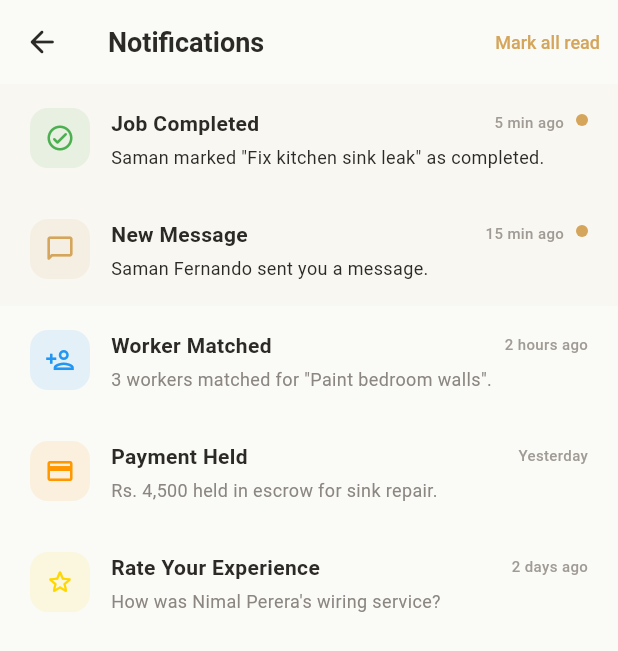
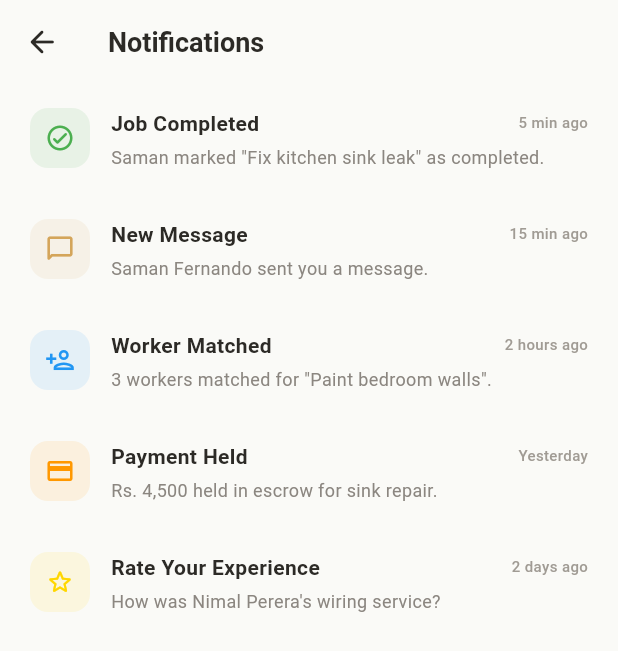
Before and after one commit to NSBM-SE-Projects/doer, a Flutter app: the NotificationsScreen screen opened by its route, after a tap on "Mark all read", on a phone screen of 412 x 824 dp. Shown: the top 651 px of the screen. Run offline on Flutter 3.47's test engine with Material 3 defaults, Android fonts, the phone set to English and light mode, and no system bars; our stand-ins replace firebase_auth, firebase_core; accounts and stored records are empty; Roboto replaces fonts that are missing (PlusJakartaSans).

Commit message:
fix(customer): make notifications tappable with type-based navigation and mark all read

```diff
--- a/apps/mobile-customer/lib/core/router/app_router.dart
+++ b/apps/mobile-customer/lib/core/router/app_router.dart
@@ -12,7 +12,8 @@ import '../../features/workers/screens/worker_screens.dart';
 import '../../features/payments/screens/payment_screens.dart';
 import '../../features/reviews/screens/review_notification_screens.dart';
 import '../../features/profile/screens/profile_screens.dart';
-
+import '../../features/jobs/screens/my_jobs_screen.dart';
+import '../../features/messaging/screens/messaging_screens.dart';
 // ──────────────────────────────────────────────────────────────
 // APP ROUTER
 // Central place for all route names and navigation logic.
@@ -42,7 +43,10 @@ class AppRoutes {
 // Route generator — MaterialApp calls this for every Navigator.pushNamed()
 Route<dynamic> generateRoute(RouteSettings settings) {
   switch (settings.name) {
-    case AppRoutes.splash:
+    case '/job-detail':
+      return _buildRoute(const JobDetailScreen());
+    case '/chat':
+      return _buildRoute(const ChatScreen());case AppRoutes.splash:
       return _buildRoute(const SplashScreen());
     case AppRoutes.onboarding:
       return _buildRoute(const OnboardingScreen());
--- a/apps/mobile-customer/lib/features/reviews/screens/review_notification_screens.dart
+++ b/apps/mobile-customer/lib/features/reviews/screens/review_notification_screens.dart
@@ -153,19 +153,99 @@ class _RateReviewScreenState extends State<RateReviewScreen> {
 
 // ──────────────────────────────────────────────────────────────
 // NOTIFICATIONS SCREEN
-// Shows all platform notifications grouped by type:
-//   - Job completed (green)
-//   - New message (gold)
-//   - Worker matched (blue)
-//   - Payment held (orange)
-//   - Rate experience (gold star)
-// Unread items have subtle tint + dot indicator.
+// Each notification has a type that determines where it navigates.
+// Types: job_completed, new_message, worker_matched, payment, rate
+// "Mark all read" clears all unread indicators.
 // ──────────────────────────────────────────────────────────────
-class NotificationsScreen extends StatelessWidget {
+class NotificationsScreen extends StatefulWidget {
   const NotificationsScreen({super.key});
 
   @override
+  State<NotificationsScreen> createState() => _NotificationsScreenState();
+}
+
+class _NotificationsScreenState extends State<NotificationsScreen> {
+  // Mock notification data — will come from API/FCM later
+  final List<_NotifData> _notifications = [
+    _NotifData(
+      type: 'job_completed',
+      icon: Icons.check_circle_outline_rounded,
+      iconColor: AppColors.success,
+      title: 'Job Completed',
+      subtitle: 'Saman marked "Fix kitchen sink leak" as completed.',
+      time: '5 min ago',
+      unread: true,
+    ),
+    _NotifData(
+      type: 'new_message',
+      icon: Icons.chat_bubble_outline_rounded,
+      iconColor: AppColors.primary,
+      title: 'New Message',
+      subtitle: 'Saman Fernando sent you a message.',
+      time: '15 min ago',
+      unread: true,
+    ),
+    _NotifData(
+      type: 'worker_matched',
+      icon: Icons.person_add_outlined,
+      iconColor: AppColors.info,
+      title: 'Worker Matched',
+      subtitle: '3 workers matched for "Paint bedroom walls".',
+      time: '2 hours ago',
+      unread: false,
+    ),
+    _NotifData(
+      type: 'payment',
+      icon: Icons.payment_outlined,
+      iconColor: AppColors.warning,
+      title: 'Payment Held',
+      subtitle: 'Rs. 4,500 held in escrow for sink repair.',
+      time: 'Yesterday',
+      unread: false,
+    ),
+    _NotifData(
+      type: 'rate',
+      icon: Icons.star_outline_rounded,
+      iconColor: AppColors.badgeGold,
+      title: 'Rate Your Experience',
+      subtitle: 'How was Nimal Perera\'s wiring service?',
+      time: '2 days ago',
+      unread: false,
+    ),
+  ];
+
+  void _markAllRead() {
+    setState(() {
+      for (final notif in _notifications) {
+        notif.unread = false;
+      }
+    });
+  }
+
+  void _handleNotifTap(_NotifData notif) {
+    // Mark this one as read
+    setState(() => notif.unread = false);
+
+    // Navigate based on notification type
+    switch (notif.type) {
+      case 'job_completed':
+      case 'worker_matched':
+      case 'payment':
+        Navigator.pushNamed(context, '/job-detail');
+        break;
+      case 'new_message':
+        Navigator.pushNamed(context, '/chat');
+        break;
+      case 'rate':
+        Navigator.pushNamed(context, '/review');
+        break;
+    }
+  }
+
+  @override
   Widget build(BuildContext context) {
+    final unreadCount = _notifications.where((n) => n.unread).length;
+
     return Scaffold(
       backgroundColor: AppColors.background,
       appBar: AppBar(
@@ -175,91 +255,93 @@ class NotificationsScreen extends StatelessWidget {
         ),
         title: const Text('Notifications'),
         actions: [
+          if (unreadCount > 0)
             TextButton(
-            onPressed: () {},
-            child: Text('Mark all read',
+              onPressed: _markAllRead,
+              child: Text(
+                'Mark all read',
                 style: AppTypography.labelMedium
-                    .copyWith(color: AppColors.primary)),
+                    .copyWith(color: AppColors.primary),
+              ),
             ),
         ],
       ),
-      body: ListView(
-        children: [
-          _NotifItem(
-              icon: Icons.check_circle_outline_rounded,
-              iconColor: AppColors.success,
-              title: 'Job Completed',
-              subtitle:
-                  'Saman marked "Fix kitchen sink leak" as completed.',
-              time: '5 min ago',
-              unread: true),
-          _NotifItem(
-              icon: Icons.chat_bubble_outline_rounded,
-              iconColor: AppColors.primary,
-              title: 'New Message',
-              subtitle: 'Saman Fernando sent you a message.',
-              time: '15 min ago',
-              unread: true),
-          _NotifItem(
-              icon: Icons.person_add_outlined,
-              iconColor: AppColors.info,
-              title: 'Worker Matched',
-              subtitle:
-                  '3 workers matched for "Paint bedroom walls".',
-              time: '2 hours ago'),
-          _NotifItem(
-              icon: Icons.payment_outlined,
-              iconColor: AppColors.warning,
-              title: 'Payment Held',
-              subtitle: 'Rs. 4,500 held in escrow for sink repair.',
-              time: 'Yesterday'),
-          _NotifItem(
-              icon: Icons.star_outline_rounded,
-              iconColor: AppColors.badgeGold,
-              title: 'Rate Your Experience',
-              subtitle: 'How was Nimal Perera\'s wiring service?',
-              time: '2 days ago'),
-        ],
+      body: _notifications.isEmpty
+          ? const EmptyState(
+              icon: '🔔',
+              title: 'No notifications',
+              subtitle: 'You\'re all caught up!',
+            )
+          : ListView.builder(
+              itemCount: _notifications.length,
+              itemBuilder: (context, index) {
+                final notif = _notifications[index];
+                return _NotifItem(
+                  notif: notif,
+                  onTap: () => _handleNotifTap(notif),
+                );
+              },
             ),
     );
   }
 }
 
-class _NotifItem extends StatelessWidget {
+// Data class for a single notification
+class _NotifData {
+  final String type;
   final IconData icon;
   final Color iconColor;
   final String title;
   final String subtitle;
   final String time;
-  final bool unread;
+  bool unread;
 
-  const _NotifItem({
+  _NotifData({
+    required this.type,
     required this.icon,
     required this.iconColor,
     required this.title,
     required this.subtitle,
     required this.time,
-    this.unread = false,
+    required this.unread,
+  });
+}
+
+// Single notification row — tappable
+class _NotifItem extends StatelessWidget {
+  final _NotifData notif;
+  final VoidCallback onTap;
+
+  const _NotifItem({
+    required this.notif,
+    required this.onTap,
   });
 
   @override
   Widget build(BuildContext context) {
-    return Container(
+    return GestureDetector(
+      onTap: onTap,
+      behavior: HitTestBehavior.opaque,
+      child: Container(
         padding: const EdgeInsets.symmetric(horizontal: 20, vertical: 16),
-      color: unread ? AppColors.primary.withOpacity(0.03) : Colors.transparent,
+        color: notif.unread
+            ? AppColors.primary.withOpacity(0.03)
+            : Colors.transparent,
         child: Row(
           crossAxisAlignment: CrossAxisAlignment.start,
           children: [
+            // Icon with colored background
             Container(
               width: 40,
               height: 40,
               decoration: BoxDecoration(
-              color: iconColor.withOpacity(0.1),
+                color: notif.iconColor.withOpacity(0.1),
                 borderRadius: BorderRadius.circular(12),
               ),
-            child: Icon(icon, size: 20, color: iconColor),
+              child: Icon(notif.icon, size: 20, color: notif.iconColor),
             ),
             const SizedBox(width: 14),
+            // Content
             Expanded(
               child: Column(
                 crossAxisAlignment: CrossAxisAlignment.start,
@@ -267,25 +349,32 @@ class _NotifItem extends StatelessWidget {
                   Row(
                     children: [
                       Expanded(
-                      child: Text(title,
+                        child: Text(
+                          notif.title,
                           style: AppTypography.headlineSmall.copyWith(
-                              fontWeight: unread
+                            fontWeight: notif.unread
                                 ? FontWeight.w700
-                                  : FontWeight.w600)),
+                                : FontWeight.w600,
                           ),
-                    Text(time, style: AppTypography.labelSmall),
+                        ),
+                      ),
+                      Text(notif.time, style: AppTypography.labelSmall),
                     ],
                   ),
                   const SizedBox(height: 4),
-                Text(subtitle,
+                  Text(
+                    notif.subtitle,
                     style: AppTypography.bodySmall.copyWith(
-                        color: unread
+                      color: notif.unread
                           ? AppColors.textPrimary
-                            : AppColors.textSecondary)),
+                          : AppColors.textSecondary,
+                    ),
+                  ),
                 ],
               ),
             ),
-          if (unread)
+            // Unread dot
+            if (notif.unread)
               Container(
                 width: 8,
                 height: 8,
@@ -297,6 +386,7 @@ class _NotifItem extends StatelessWidget {
               ),
           ],
         ),
+      ),
     );
   }
 }
```
Lines whose indentation alone changed are shown as unchanged.
